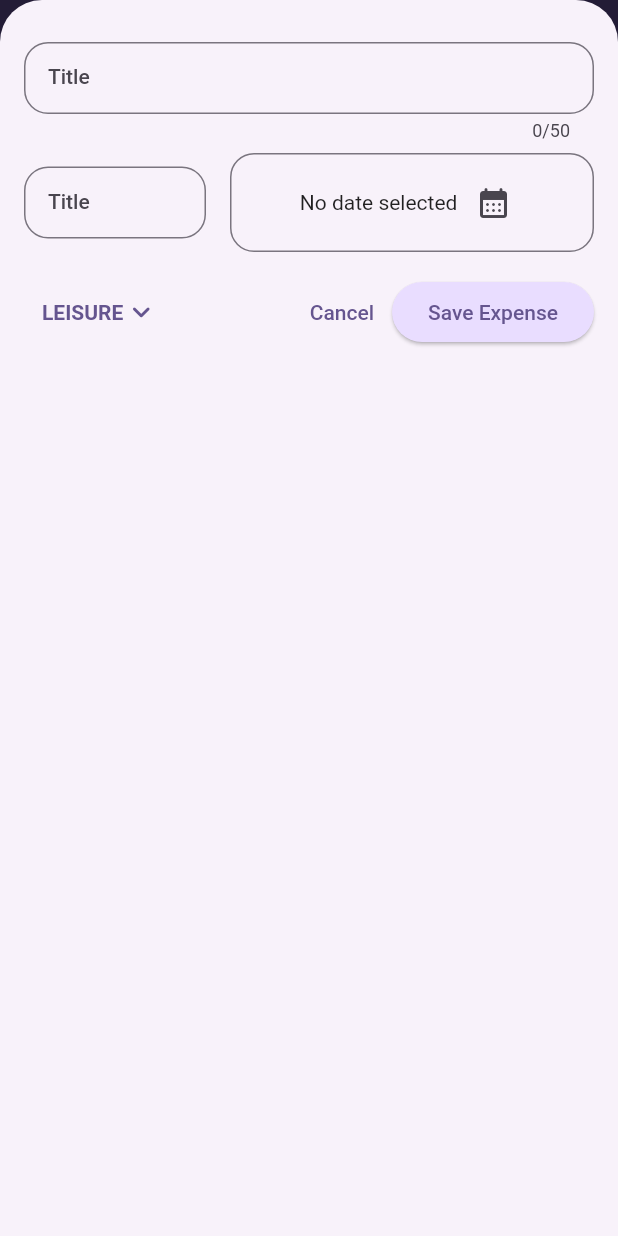
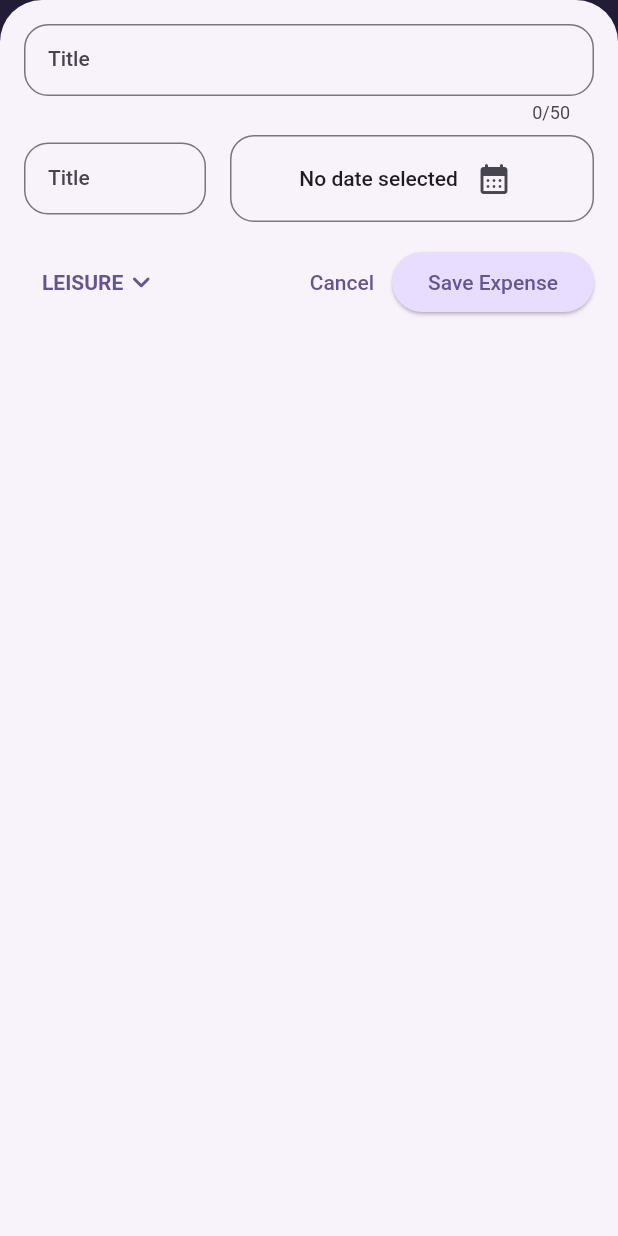
Before and after one commit to jsare/expense_tracker, a Flutter app: the screen it shows after launch, after a tap on the "add" icon, on a phone screen of 412 x 824 dp. Run offline on Flutter 3.47's test engine with Material 2 defaults, Android fonts, the phone set to English and light mode, and no system bars.

Commit message:
Add a little bit resposive & adaptive ui

```diff
--- a/lib/app.dart
+++ b/lib/app.dart
@@ -32,6 +32,16 @@ class ExpenseTracker extends StatelessWidget {
             foregroundColor: kDarkColorScheme.onPrimaryContainer,
           ),
         ),
+        textTheme: ThemeData().textTheme.copyWith(
+              titleLarge: TextStyle(
+                fontWeight: FontWeight.bold,
+                color: kDarkColorScheme.onSecondaryContainer,
+                fontSize: 16,
+              ),
+              labelLarge: TextStyle(
+                color: kDarkColorScheme.onSurfaceVariant,
+              ),
+            ),
       ),
       theme: ThemeData().copyWith(
         useMaterial3: true,
@@ -58,6 +68,9 @@ class ExpenseTracker extends StatelessWidget {
                 color: kColorScheem.onSecondaryContainer,
                 fontSize: 16,
               ),
+              labelLarge: TextStyle(
+                color: kColorScheem.onSurface,
+              ),
             ),
       ),
       themeMode: ThemeMode.system,
--- a/lib/expense_screen.dart
+++ b/lib/expense_screen.dart
@@ -4,7 +4,6 @@ import 'package:flutter/material.dart';
 import 'widgets/expenses_list/expenses_list.dart';
 import 'models/expense.dart';
 import 'widgets/chart/chart.dart';
-import 'widgets/chart/chart_bar.dart';
 
 class ExpenseScreen extends StatefulWidget {
   const ExpenseScreen({super.key});
@@ -31,6 +30,7 @@ class _ExpenseScreenState extends State<ExpenseScreen> {
 
   void _openAddExpenseOverlay() {
     showModalBottomSheet(
+      useSafeArea: true,
       isScrollControlled: true,
       context: context,
       builder: (ctx) {
@@ -71,6 +71,7 @@ class _ExpenseScreenState extends State<ExpenseScreen> {
 
   @override
   Widget build(BuildContext context) {
+    final width = MediaQuery.of(context).size.width;
     Widget mainContent = const Center(
       child: Text('No expenses found. Start adding some!'),
     );
@@ -93,9 +94,21 @@ class _ExpenseScreenState extends State<ExpenseScreen> {
           ),
         ],
       ),
-      body: Column(
+      body: width < 600
+          ? Column(
               children: [
                 Chart(expenses: _registeredExpenses),
+                Expanded(
+                  child: mainContent,
+                ),
+              ],
+            )
+          : Row(
+              crossAxisAlignment: CrossAxisAlignment.stretch,
+              children: [
+                Expanded(
+                  child: Chart(expenses: _registeredExpenses),
+                ),
                 Expanded(
                   child: mainContent,
                 ),
--- a/lib/main.dart
+++ b/lib/main.dart
@@ -1,9 +1,15 @@
 import 'package:flutter/material.dart';
+import 'package:flutter/services.dart';
 
 import 'app.dart';
 
 void main() {
-  runApp(
-    const ExpenseTracker(),
-  );
+  WidgetsFlutterBinding.ensureInitialized();
+  SystemChrome.setPreferredOrientations([
+    DeviceOrientation.portraitUp,
+    DeviceOrientation.landscapeLeft,
+    DeviceOrientation.landscapeRight,
+  ]).then((fn) {
+    runApp(const ExpenseTracker());
+  });
 }
--- a/lib/widgets/new_expense.dart
+++ b/lib/widgets/new_expense.dart
@@ -1,4 +1,9 @@
+// ignore_for_file: avoid_print
+
+import 'dart:io';
+
 import 'package:flutter/material.dart';
+import 'package:flutter/cupertino.dart';
 import 'package:intl/intl.dart';
 
 import '../models/expense.dart';
@@ -42,12 +47,25 @@ class _NewExpenseState extends State<NewExpense> {
     });
   }
 
-  void _submitExpenseData() {
-    final enteredAmount = double.tryParse(_amountContoller.text);
-    final amountIsInvalid = enteredAmount == null || enteredAmount <= 0;
-    if (_titileContoller.text.trim().isEmpty ||
-        amountIsInvalid ||
-        _selectedDate == null) {
+  void _showDialog() {
+    if (Platform.isIOS) {
+      showCupertinoDialog(
+        context: context,
+        builder: (ctx) => CupertinoAlertDialog(
+          title: const Text('Invalid Input'),
+          content: const Text(
+              'Please, make sure a valid title, amount, date & category was entered...'),
+          actions: [
+            TextButton(
+              onPressed: () {
+                Navigator.of(ctx).pop();
+              },
+              child: const Text('Okay'),
+            ),
+          ],
+        ),
+      );
+    } else {
       showDialog(
         context: context,
         builder: (ctx) => AlertDialog(
@@ -64,7 +82,16 @@ class _NewExpenseState extends State<NewExpense> {
           ],
         ),
       );
-      return;
+    }
+  }
+
+  void _submitExpenseData() {
+    final enteredAmount = double.tryParse(_amountContoller.text);
+    final amountIsInvalid = enteredAmount == null || enteredAmount <= 0;
+    if (_titileContoller.text.trim().isEmpty ||
+        amountIsInvalid ||
+        _selectedDate == null) {
+      return _showDialog();
     }
     widget.onAddExpense(
       Expense(
@@ -79,10 +106,51 @@ class _NewExpenseState extends State<NewExpense> {
 
   @override
   Widget build(BuildContext context) {
-    return Padding(
-      padding: const EdgeInsets.fromLTRB(16, 28, 16, 16),
+    final keyboardSpace = MediaQuery.of(context).viewInsets.bottom;
+    return LayoutBuilder(builder: (ctx, constraints) {
+      final width = constraints.maxWidth;
+      return SizedBox(
+        height: double.infinity,
+        child: SingleChildScrollView(
+          child: Padding(
+            padding: EdgeInsets.fromLTRB(16, 16, 16, keyboardSpace + 16),
             child: Column(
               children: [
+                if (width >= 600)
+                  Row(
+                    crossAxisAlignment: CrossAxisAlignment.start,
+                    children: [
+                      Expanded(
+                        child: TextField(
+                          controller: _titileContoller,
+                          maxLength: 50,
+                          decoration: InputDecoration(
+                            label: const Text('Title'),
+                            border: OutlineInputBorder(
+                              borderRadius: BorderRadius.circular(16),
+                            ),
+                          ),
+                        ),
+                      ),
+                      const SizedBox(width: 24),
+                      Expanded(
+                        flex: 1,
+                        child: TextField(
+                          controller: _amountContoller,
+                          keyboardType: const TextInputType.numberWithOptions(
+                              decimal: true),
+                          decoration: InputDecoration(
+                            prefix: const Text('\$ '),
+                            label: const Text('Title'),
+                            border: OutlineInputBorder(
+                              borderRadius: BorderRadius.circular(16),
+                            ),
+                          ),
+                        ),
+                      ),
+                    ],
+                  )
+                else
                   TextField(
                     controller: _titileContoller,
                     maxLength: 50,
@@ -90,7 +158,8 @@ class _NewExpenseState extends State<NewExpense> {
                       label: const Text('Title'),
                       border: OutlineInputBorder(
                         borderRadius: BorderRadius.circular(16),
-                )),
+                      ),
+                    ),
                   ),
                 const SizedBox(height: 8),
                 Row(
@@ -99,8 +168,8 @@ class _NewExpenseState extends State<NewExpense> {
                       flex: 1,
                       child: TextField(
                         controller: _amountContoller,
-                  keyboardType:
-                      const TextInputType.numberWithOptions(decimal: true),
+                        keyboardType: const TextInputType.numberWithOptions(
+                            decimal: true),
                         decoration: InputDecoration(
                           prefix: const Text('\$ '),
                           label: const Text('Title'),
@@ -120,7 +189,7 @@ class _NewExpenseState extends State<NewExpense> {
                               color: Theme.of(context).colorScheme.outline,
                             )),
                         child: Padding(
-                    padding: const EdgeInsets.all(8.0),
+                          padding: const EdgeInsets.all(4.0),
                           child: Row(
                             mainAxisAlignment: MainAxisAlignment.center,
                             children: [
@@ -128,6 +197,7 @@ class _NewExpenseState extends State<NewExpense> {
                                 _selectedDate == null
                                     ? ' No date selected'
                                     : formatter.format(_selectedDate!),
+                                style: Theme.of(context).textTheme.labelLarge,
                               ),
                               IconButton(
                                 onPressed: _presentDatePicker,
@@ -147,7 +217,8 @@ class _NewExpenseState extends State<NewExpense> {
                       padding: const EdgeInsets.symmetric(horizontal: 12),
                       child: DropdownButtonHideUnderline(
                         child: DropdownButton(
-                    iconEnabledColor: Theme.of(context).colorScheme.primary,
+                          iconEnabledColor:
+                              Theme.of(context).colorScheme.primary,
                           icon: const Icon(Icons.keyboard_arrow_down_rounded),
                           style: TextStyle(
                             color: Theme.of(context).colorScheme.primary,
@@ -190,6 +261,9 @@ class _NewExpenseState extends State<NewExpense> {
                 ),
               ],
             ),
+          ),
+        ),
       );
+    });
   }
 }
```
Lines whose indentation alone changed are shown as unchanged.
